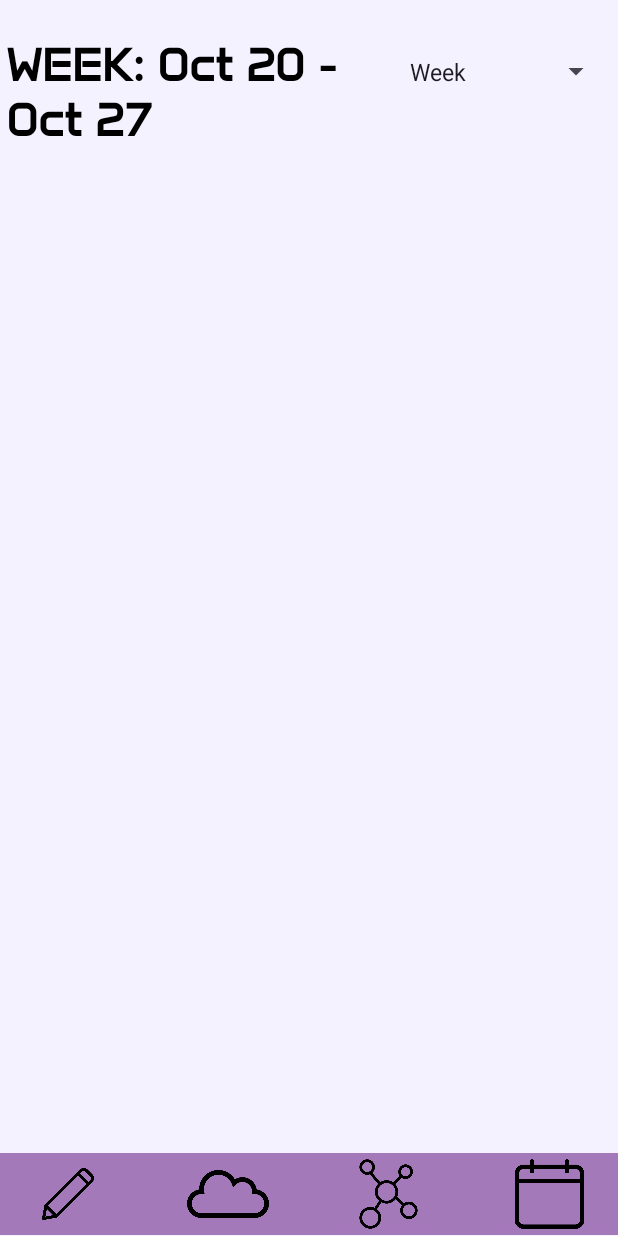
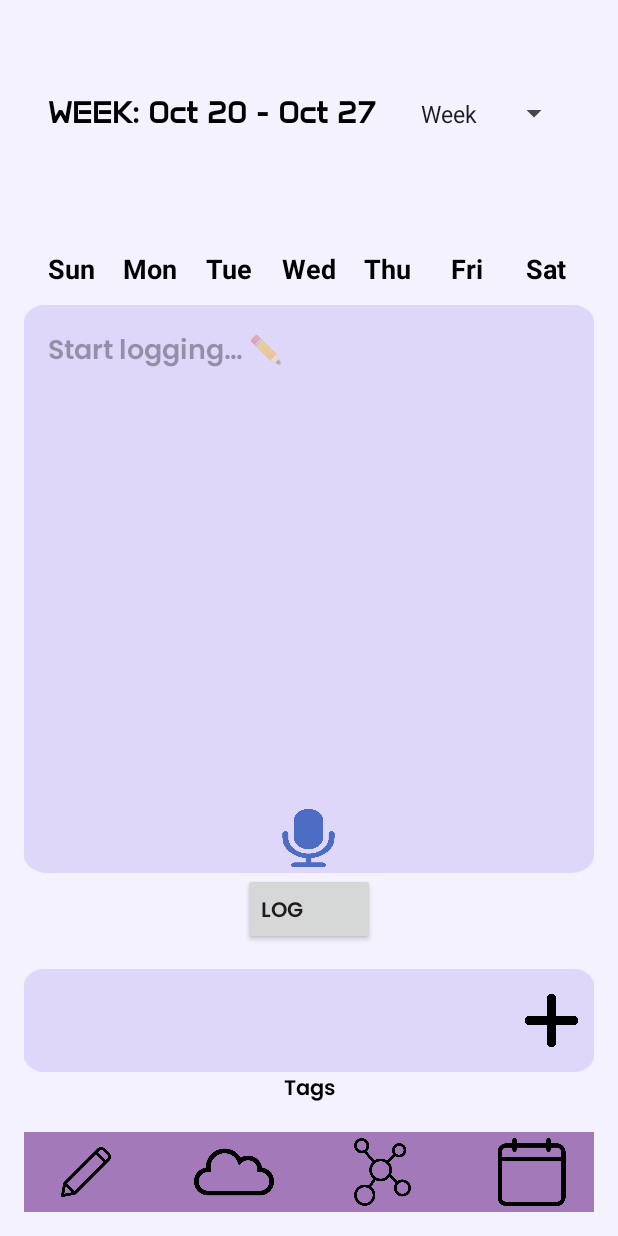
Before and after one commit to linamei0616/Somnigraph, an Android app: the CalendarWeekActivity screen opened directly, with no data from a screen before it, on a phone screen of 412 x 824 dp. Run offline under Robolectric (Android 15) with nearby library versions, the phone set to English and light mode, and no system bars.

Commit message:
updated ui

```diff
--- a/app/src/main/res/layout/activity_calendar_weekview.xml
+++ b/app/src/main/res/layout/activity_calendar_weekview.xml
@@ -6,68 +6,235 @@
     android:layout_height="match_parent"
     android:background="@color/light_purple"
     android:orientation="vertical"
+    android:padding="16dp"
     tools:context=".MainActivity">
 
 
     <LinearLayout
         android:layout_width="match_parent"
-        android:layout_height="41dp"
-        android:layout_weight=".1"
+        android:layout_height="0dp"
+        android:layout_weight=".2"
         android:orientation="horizontal"
-        android:padding="4dp">
+        android:padding="16dp">
 
         <TextView
             android:layout_width="227dp"
             android:layout_height="wrap_content"
             android:layout_toLeftOf="@id/sort_by_spinner"
-            android:layout_weight="1"
+            android:layout_weight=".7"
             android:fontFamily="@font/anta"
             android:text="WEEK: Oct 20 - Oct 27"
             android:textColor="@color/black"
-            android:textSize="30sp"
+            android:textSize="20sp"
             android:textStyle="bold" />
 
         <Spinner
             android:id="@+id/sort_by_spinner"
             android:layout_width="wrap_content"
             android:layout_height="87dp"
-            android:layout_weight=".5"
+            android:layout_weight=".3"
+            android:padding="16dp"
             android:entries="@array/sort_by_options"
             android:fontFamily="@font/anta"
-            android:textSize="40sp"
             android:textStyle="bold" />
+
 
     </LinearLayout>
 
-    <!-- Bottom navigation buttons -->
+    <TableLayout
+        android:layout_width="match_parent"
+        android:layout_height="16dp"
+        android:layout_weight=".05"
+        android:background="@color/light_purple"
+        android:padding="5dp"
+        android:stretchColumns="*">
+
+        <!-- Row for Days of the Week -->
+        <TableRow
+            android:layout_width="match_parent"
+            android:layout_height="wrap_content">
+
+            <TextView
+                android:layout_width="0dp"
+                android:layout_height="wrap_content"
+                android:layout_weight="1"
+                android:gravity="center"
+                android:padding="8dp"
+                android:text="Sun"
+                android:textColor="@color/black"
+                android:textSize="18sp"
+                android:textStyle="bold" />
+
+            <TextView
+                android:layout_width="0dp"
+                android:layout_height="wrap_content"
+                android:layout_weight="1"
+                android:gravity="center"
+                android:padding="8dp"
+                android:text="Mon"
+                android:textColor="@color/black"
+                android:textSize="18sp"
+                android:textStyle="bold" />
+
+            <TextView
+                android:layout_width="0dp"
+                android:layout_height="wrap_content"
+                android:layout_weight="1"
+                android:gravity="center"
+                android:padding="8dp"
+                android:text="Tue"
+                android:textColor="@color/black"
+                android:textSize="18sp"
+                android:textStyle="bold" />
+
+            <TextView
+                android:layout_width="0dp"
+                android:layout_height="wrap_content"
+                android:layout_weight="1"
+                android:gravity="center"
+                android:padding="8dp"
+                android:text="Wed"
+                android:textColor="@color/black"
+                android:textSize="18sp"
+                android:textStyle="bold" />
+
+            <TextView
+                android:layout_width="0dp"
+                android:layout_height="wrap_content"
+                android:layout_weight="1"
+                android:gravity="center"
+                android:padding="8dp"
+                android:text="Thu"
+                android:textColor="@color/black"
+                android:textSize="18sp"
+                android:textStyle="bold" />
+
+            <TextView
+                android:layout_width="0dp"
+                android:layout_height="wrap_content"
+                android:layout_weight="1"
+                android:gravity="center"
+                android:padding="8dp"
+                android:text="Fri"
+                android:textColor="@color/black"
+                android:textSize="18sp"
+                android:textStyle="bold" />
+
+            <TextView
+                android:layout_width="0dp"
+                android:layout_height="wrap_content"
+                android:layout_weight="1"
+                android:gravity="center"
+                android:padding="8dp"
+                android:text="Sat"
+                android:textColor="@color/black"
+                android:textSize="18sp"
+                android:textStyle="bold" />
+        </TableRow>
+    </TableLayout>
 
     <LinearLayout
         android:layout_width="match_parent"
+        android:layout_height="0dp"
+        android:layout_weight=".55"
+        android:background="@drawable/logging_background"
+
+        android:orientation="vertical">
+
+        <EditText
+            android:id="@+id/loggingBox"
+            android:layout_width="match_parent"
+            android:layout_height="0dp"
+            android:layout_weight="0.8"
+            android:fontFamily="@font/poppins_semi_bold"
+            android:gravity="top"
+            android:hint="@string/logging_hint"
+            android:inputType="textMultiLine"
+            android:padding="16dp"
+            android:textColor="@color/black"
+            android:background="@null"/>
+
+        <LinearLayout
+            android:layout_width="match_parent"
+            android:layout_height="0dp"
+            android:layout_weight="0.1"
+            android:gravity="center"
+            android:paddingBottom="3dp">
+            <ImageButton
+                android:id="@+id/micBtn"
+                android:layout_width="50dp"
+                android:layout_height="wrap_content"
+                android:background="@drawable/mic_icon"
+                >
+
+            </ImageButton>
+        </LinearLayout>
+
+    </LinearLayout>
+
+    <Button
+        android:id="@+id/logBtn"
+        android:layout_width="wrap_content"
         android:layout_height="wrap_content"
-        android:layout_weight="0.9"
-        android:orientation="horizontal">
+        android:gravity="bottom"
+        android:text="Log"
+        android:fontFamily="@font/poppins_semi_bold"
+        android:layout_gravity="center_horizontal"/>
 
-        <TableLayout
+
+    <LinearLayout
+        android:layout_width="match_parent"
+        android:layout_height="0dp"
+        android:layout_weight="0.1"
+        android:orientation="horizontal"
+        android:layout_marginTop="16dp"
+        android:gravity="center">
+
+        <LinearLayout
             android:layout_width="match_parent"
-            android:layout_height="match_parent">
+            android:layout_height="70dp"
+            android:background="@drawable/tag_background"
+            android:gravity="center"
+            android:paddingLeft="10dp"
+            android:paddingRight="10dp">
 
-            <TableRow
-                android:layout_width="match_parent"
-                android:layout_height="match_parent" />
+            <HorizontalScrollView
+                android:id="@+id/tagInput"
+                android:layout_width="0dp"
+                android:layout_height="wrap_content"
+                android:layout_weight=".9"
+                android:hint="Tags"
+                android:padding="10dp">
 
-            <TableRow
-                android:layout_width="match_parent"
-                android:layout_height="match_parent" />
+                <LinearLayout
+                    android:id="@+id/tagContainer"
+                    android:layout_width="wrap_content"
+                    android:layout_height="match_parent"
+                    android:orientation="horizontal" />
+            </HorizontalScrollView>
 
-            <TableRow
-                android:layout_width="match_parent"
-                android:layout_height="match_parent" />
+            <Button
+                android:id="@+id/addTagButton"
+                android:layout_width="0dp"
+                android:layout_height="35dp"
+                android:layout_gravity="center"
+                android:layout_weight="0.1"
+                android:background="@drawable/plus"
+                android:gravity="center" />
+        </LinearLayout>
 
-            <TableRow
-                android:layout_width="match_parent"
-                android:layout_height="match_parent" />
-        </TableLayout>
+
+
     </LinearLayout>
+    <TextView
+        android:layout_width="match_parent"
+        android:layout_height="wrap_content"
+        android:text="Tags"
+        android:gravity="center"
+        android:textColor="@color/black"
+        android:fontFamily="@font/poppins_semi_bold"/>
+
+    <!-- Bottom navigation buttons -->
 
     <LinearLayout
         android:layout_width="match_parent"
```
